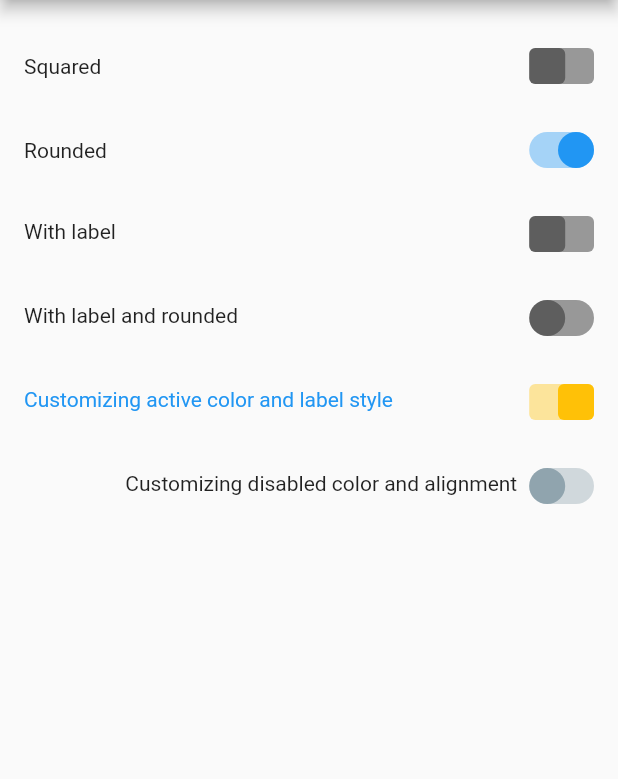
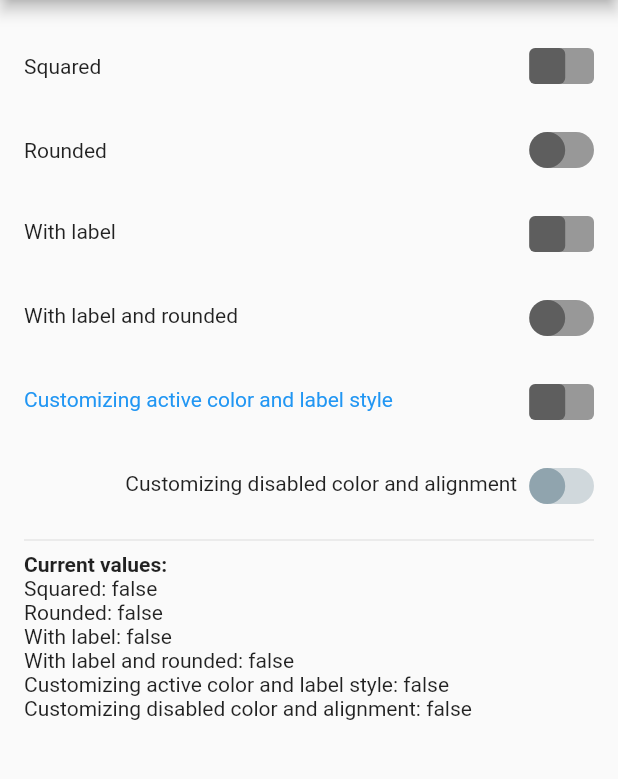
Before and after one commit to luizjacomn/flutter_util_widgets, a Flutter app: the screen it shows after launch, after a tap on "Switcher", on a phone screen of 412 x 824 dp, the part 84-863 px from its top. Run offline on Flutter 3.47's test engine with Material 2 defaults, Android fonts, the phone set to English and light mode, and no system bars.

Commit message:
Removing state of switcher

````diff
--- a/example/lib/main.dart
+++ b/example/lib/main.dart
@@ -1,6 +1,5 @@
 import 'package:flutter/material.dart';
 
-import 'package:example/one_type_selector_example.dart';
 import 'package:example/switcher_example.dart';
 
 void main() => runApp(MyApp());
@@ -34,13 +33,6 @@ class _RouterState extends State<Router> {
                   MaterialPageRoute(builder: (context) => SwitcherExample()));
             },
           ),
-          RaisedButton(
-            child: const Text('One Type Selector'),
-            onPressed: () {
-              Navigator.of(context).push(
-                  MaterialPageRoute(builder: (context) => OneTypeSelectorExample()));
-            },
-          ),
         ],
       ),
     );
--- a/example/lib/switcher_example.dart
+++ b/example/lib/switcher_example.dart
@@ -7,13 +7,29 @@ class SwitcherExample extends StatefulWidget {
 }
 
 class _SwitcherExampleState extends State<SwitcherExample> {
+  bool squared = false;
+  bool rounded = false;
+  bool withLabel = false;
+  bool withLabelRounded = false;
+  bool customActiveColor = false;
+  bool customDisabledColorAndAlignment = false;
+
+  void teste(Function(bool, bool) apply, bool teste, bool value) {
+    setState(() {
+      apply(teste, value);
+    });
+  }
+
+  @override
   Widget build(BuildContext context) {
     return Scaffold(
-      appBar: AppBar(title: const Text('Switcher Example')),
-      body: Center(
-        child: Padding(
+      appBar: AppBar(
+        title: const Text('Switcher Example'),
+      ),
+      body: Padding(
         padding: const EdgeInsets.all(16.0),
         child: Column(
+          crossAxisAlignment: CrossAxisAlignment.start,
           children: <Widget>[
             Row(
               children: <Widget>[
@@ -22,7 +38,12 @@ class _SwitcherExampleState extends State<SwitcherExample> {
                     'Squared',
                   ),
                 ),
-                  Switcher(onChange: print),
+                Switcher(
+                  value: squared,
+                  onChange: (value) {
+                    teste((let, val) => squared = value, squared, value);
+                  },
+                ),
               ],
             ),
             Row(
@@ -33,34 +54,60 @@ class _SwitcherExampleState extends State<SwitcherExample> {
                   ),
                 ),
                 Switcher.rounded(
-                    initialValue: true,
-                    onChange: print,
+                  value: rounded,
+                  onChange: (value) {
+                    teste((let, val) => rounded = value, rounded, value);
+                  },
                 ),
               ],
             ),
             Switcher.label(
               label: 'With label',
-                onChange: print,
+              value: withLabel,
+              onChange: (value) {
+                teste((let, val) => withLabel = value, withLabel, value);
+              },
             ),
             Switcher.labelAndRounded(
               label: 'With label and rounded',
-                onChange: print,
+              value: withLabelRounded,
+              onChange: (value) {
+                teste((let, val) => withLabelRounded = value, withLabelRounded,
+                    value);
+              },
             ),
             Switcher.label(
-                initialValue: true,
+              value: customActiveColor,
               label: 'Customizing active color and label style',
               labelStyle: TextStyle(color: Theme.of(context).primaryColor),
               activeColor: Colors.amber,
-                onChange: print,
+              onChange: (value) {
+                teste((let, val) => customActiveColor = value,
+                    customActiveColor, value);
+              },
             ),
             Switcher.labelAndRounded(
               mainAxisAlignment: MainAxisAlignment.end,
               label: 'Customizing disabled color and alignment',
               disableColor: Colors.blueGrey[300],
-                onChange: print,
+              value: customDisabledColorAndAlignment,
+              onChange: (value) {
+                teste((let, val) => customDisabledColorAndAlignment = value,
+                    customDisabledColorAndAlignment, value);
+              },
             ),
+            const Divider(),
+            const Text(
+              'Current values:',
+              style: TextStyle(fontWeight: FontWeight.bold),
+            ),
+            Text('Squared: $squared'),
+            Text('Rounded: $rounded'),
+            Text('With label: $withLabel'),
+            Text('With label and rounded: $withLabelRounded'),
+            Text('Customizing active color and label style: $customActiveColor'),
+            Text('Customizing disabled color and alignment: $customActiveColor'),
           ],
-          ),
         ),
       ),
     );
--- a/lib/widgets/input/switcher/switcher.dart
+++ b/lib/widgets/input/switcher/switcher.dart
@@ -1,5 +1,6 @@
 import 'package:flutter/material.dart';
-import 'package:flutter_util_widgets/widgets/input/switcher/switcher_widget.dart';
+
+import './switcher_widget.dart';
 
 ///
 /// A `Switcher` widget to usage for input [bool] values.
@@ -12,7 +13,7 @@ import 'package:flutter_util_widgets/widgets/input/switcher/switcher_widget.dart
 /// assert(onChange != null);
 /// ```
 ///
-class Switcher extends StatefulWidget {
+class Switcher extends StatelessWidget {
   /// The callback function reference that is called after
   /// the `Switcher` value changes.
   /// Triggered when the inner control value is changed.
@@ -29,17 +30,17 @@ class Switcher extends StatefulWidget {
   /// ```
   final void Function(bool value) onChange;
 
-  /// Initial [bool] value for `Switcher`.
+  /// The [bool] value for `Switcher`.
   ///
   /// Example of usage:
   /// ```dart
   /// bool myValue = true;
   /// Switcher(
-  ///   initialValue: myValue, // Your custom value
+  ///   value: myValue, // Your custom value
   ///   // other properties
   /// );
   /// ```
-  final bool initialValue;
+  final bool value;
 
   /// The size of `Switcher`.
   ///
@@ -116,15 +117,15 @@ class Switcher extends StatefulWidget {
   MainAxisAlignment mainAxisAlignment;
 
   /// The default [Switcher] constructor that render a square shaped `Switcher`.
+  /// * value: Default is `It's required`;
   /// * onChange: `It's required`;
-  /// * initialValue: Default is `false`;
   /// * duration: Default is `Duration(milliseconds: 100)`;
   /// * size: Default is `24.0`;
   /// * activeColor: Default is `Theme.of(context).accentColor`;
   /// * disableColor: Default is `Theme.of(context).disabledColor`;
   Switcher({
+    @required this.value,
     @required this.onChange,
-    this.initialValue = false,
     this.duration = const Duration(milliseconds: 100),
     this.size = 24.0,
     this.activeColor,
@@ -134,6 +135,9 @@ class Switcher extends StatefulWidget {
         /// Set shape to a `square`.
         this._borderRadius = size / 6,
 
+        /// Assert [value] is not null.
+        assert(value != null, 'The value must not be null'),
+
         /// Assert [onChange] is not null.
         assert(onChange != null, 'The onChange function must be seted'),
 
@@ -141,15 +145,15 @@ class Switcher extends StatefulWidget {
         assert(size >= 16.0, 'The size must be greater than or equal to 16.0');
 
   /// The named constructor called [rounded] that render a circle shaped `Switcher`.
+  /// * value: Default is `It's required`;
   /// * onChange: `It's required`;
-  /// * initialValue: Default is `false`;
   /// * duration: Default is `Duration(milliseconds: 100)`;
   /// * size: Default is `24.0`;
   /// * activeColor: Default is `Theme.of(context).accentColor`;
   /// * disableColor: Default is `Theme.of(context).disabledColor`;
   Switcher.rounded({
+    @required this.value,
     @required this.onChange,
-    this.initialValue = false,
     this.duration = const Duration(milliseconds: 100),
     this.size = 24.0,
     this.activeColor,
@@ -159,6 +163,9 @@ class Switcher extends StatefulWidget {
         /// Set shape to a `circle`.
         this._borderRadius = size * 2.66,
 
+        /// Assert [value] is not null.
+        assert(value != null, 'The value must not be null'),
+
         /// Assert [onChange] is not null.
         assert(onChange != null, 'The onChange function must be seted'),
 
@@ -167,18 +174,18 @@ class Switcher extends StatefulWidget {
 
   /// The named constructor called [label] that render a square shaped `Switcher`
   /// with a `label`.
+  /// * value: Default is `It's required`;
   /// * onChange: `It's required`;
-  /// * initialValue: Default is `false`;
   /// * duration: Default is `Duration(milliseconds: 100)`;
   /// * size: Default is `24.0`;
   /// * activeColor: Default is `Theme.of(context).accentColor`;
   /// * disableColor: Default is `Theme.of(context).disabledColor`;
   Switcher.label({
+    @required this.value,
     @required this.onChange,
     @required this.label,
     this.labelStyle = const TextStyle(),
     this.mainAxisAlignment = MainAxisAlignment.spaceBetween,
-    this.initialValue = false,
     this.duration = const Duration(milliseconds: 100),
     this.size = 24.0,
     this.activeColor,
@@ -187,6 +194,9 @@ class Switcher extends StatefulWidget {
 
         /// Set shape to a `square`.
         this._borderRadius = size / 6,
+
+        /// Assert [value] is not null.
+        assert(value != null, 'The value must not be null'),
 
         /// Assert [onChange] is not null.
         assert(onChange != null, 'The onChange function must be seted'),
@@ -199,18 +209,18 @@ class Switcher extends StatefulWidget {
 
   /// The named constructor called [label] that render a circle shaped `Switcher`
   /// with a `label`.
+  /// * value: Default is `It's required`;
   /// * onChange: `It's required`;
-  /// * initialValue: Default is `false`;
   /// * duration: Default is `Duration(milliseconds: 100)`;
   /// * size: Default is `24.0`;
   /// * activeColor: Default is `Theme.of(context).accentColor`;
   /// * disableColor: Default is `Theme.of(context).disabledColor`;
   Switcher.labelAndRounded({
+    @required this.value,
     @required this.onChange,
     @required this.label,
     this.labelStyle = const TextStyle(),
     this.mainAxisAlignment = MainAxisAlignment.spaceBetween,
-    this.initialValue = false,
     this.duration = const Duration(milliseconds: 100),
     this.size = 24.0,
     this.activeColor,
@@ -219,6 +229,9 @@ class Switcher extends StatefulWidget {
 
         /// Set shape to a `circle`.
         this._borderRadius = size * 2.66,
+
+        /// Assert [value] is not null.
+        assert(value != null, 'The value must not be null'),
 
         /// Assert [onChange] is not null.
         assert(onChange != null, 'The onChange function must be seted'),
@@ -229,34 +242,18 @@ class Switcher extends StatefulWidget {
         /// Assert [size] is greater than or equal to `16.0`.
         assert(size >= 16.0, 'The size must be greater than or equal to 16.0');
 
-  @override
-  _SwitcherState createState() => _SwitcherState();
-}
-
-class _SwitcherState extends State<Switcher> {
-  /// The inner control value.
-  /// This will be control the state of [Switcher's] widget.
-  bool selected = false;
-
   // Overrides the [initState] method from [StatefulWidget] to set the value
-  /// of `selected` to `initialValue` if is provided.
-  @override
-  void initState() {
-    super.initState();
-
-    selected = widget.initialValue;
-  }
-
-  bool get hasLabel => widget.label != null;
+  /// of `selected` to `value` if is provided.
+  bool get hasLabel => label != null;
 
   Widget get switcherWidget {
     return SwitcherWidget(
-      selected: selected,
-      size: widget.size,
-      borderRadius: widget._borderRadius,
-      duration: widget.duration,
-      activeColor: widget.activeColor,
-      disableColor: widget.disableColor,
+      selected: this.value,
+      size: this.size,
+      borderRadius: this._borderRadius,
+      duration: this.duration,
+      activeColor: this.activeColor,
+      disableColor: this.disableColor,
     );
   }
 
@@ -265,8 +262,7 @@ class _SwitcherState extends State<Switcher> {
     return GestureDetector(
       behavior: HitTestBehavior.opaque,
       onTap: () {
-        setState(() => selected = !selected);
-        widget.onChange(selected);
+        onChange(!this.value);
       },
       child: hasLabel ? buildSwitcherWithLabel(context) : switcherWidget,
     );
@@ -275,13 +271,13 @@ class _SwitcherState extends State<Switcher> {
   /// Method that return a [Row] with the label ([Text]) and the [Switcher].
   Widget buildSwitcherWithLabel(BuildContext context) {
     return Row(
-      mainAxisAlignment: widget.mainAxisAlignment,
+      mainAxisAlignment: mainAxisAlignment,
       children: <Widget>[
         Padding(
           padding: const EdgeInsets.only(bottom: 4.0, right: 8.0),
           child: Text(
-            widget.label,
-            style: widget.labelStyle,
+            label,
+            style: labelStyle,
           ),
         ),
         switcherWidget,
````
Also changed, not shown: example/lib/models/person.dart (deleted, +0 -14 lines), example/lib/one_type_selector_example.dart (deleted, +0 -166 lines). Lines whose indentation alone changed are shown as unchanged.
